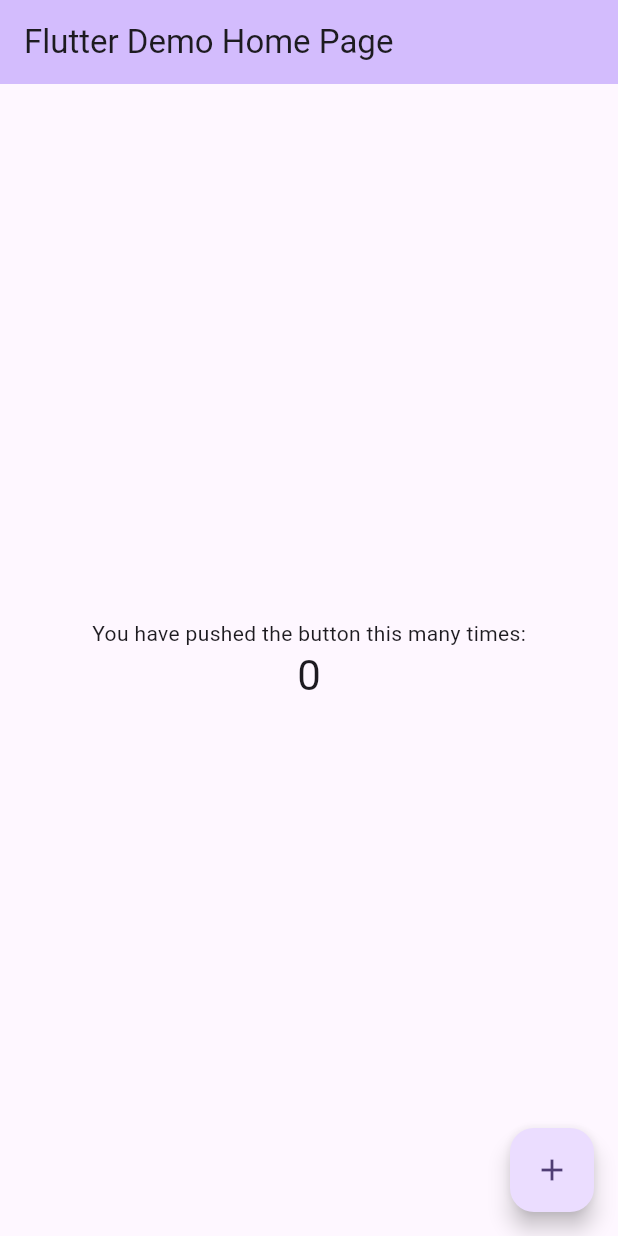
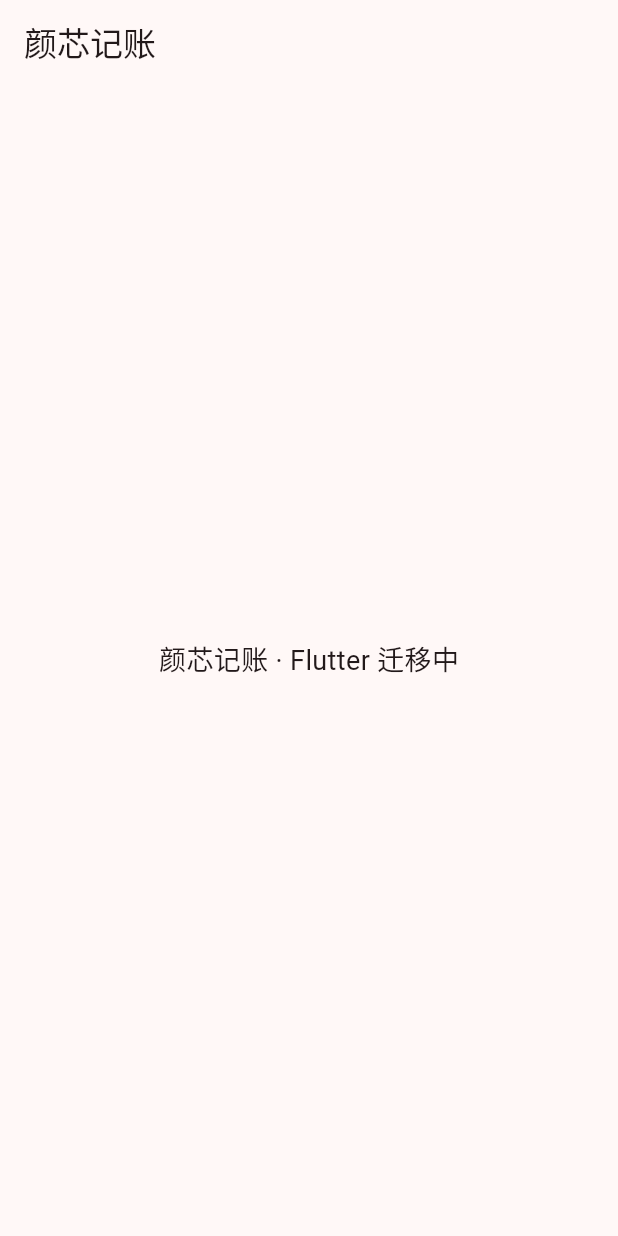
Before and after one commit to Tea-Codeman/yanxin-bookkeeping-flutter, a Flutter app: the screen it shows after launch, on a phone screen of 412 x 824 dp. Run offline on Flutter 3.47's test engine with Material 3 defaults, Android fonts, the phone set to English and light mode, and no system bars; our stand-ins replace flutter_riverpod, go_router.

Commit message:
feat: F1 骨架通过 analyze/test 门禁，固化本机环境脚本
- lib: main.dart(ProviderScope) + app.dart(go_router + 占位首页)
- test: 冒烟测试 All tests passed
- analysis_options: strict-casts/inference/raw-types + prefer_const 等
- env.sh: 收拢全部本机坑位（JDK17 / 国内镜像 / PROGRAMFILES(X86) 注入 / 测试去代理 / fx-test fx-qa）
- 版本锁死: drift 2.31.0 / drift_flutter 0.2.8 / sqlite3 2.9.4 / build_runner 2.15.1
  （sqlite3 3.x 带 C 构建钩子，无 MSVC 的 Windows 跑不了 flutter test）

```diff
--- /dev/null
+++ b/lib/app.dart
@@ -0,0 +1,49 @@
+import 'package:flutter/material.dart';
+import 'package:go_router/go_router.dart';
+
+/// 应用根：MaterialApp.router + go_router。
+///
+/// 路由表随 F4（UI 基础）逐步补齐；F1 仅放一个占位首页验证链路。
+final GoRouter _router = GoRouter(
+  initialLocation: '/',
+  routes: <RouteBase>[
+    GoRoute(
+      path: '/',
+      builder: (BuildContext context, GoRouterState state) =>
+          const _PlaceholderPage(title: '颜芯记账'),
+    ),
+  ],
+);
+
+class YanxinApp extends StatelessWidget {
+  const YanxinApp({super.key});
+
+  @override
+  Widget build(BuildContext context) {
+    return MaterialApp.router(
+      title: '颜芯记账',
+      theme: ThemeData(
+        colorScheme: ColorScheme.fromSeed(seedColor: const Color(0xFFE91E63)),
+        useMaterial3: true,
+      ),
+      routerConfig: _router,
+    );
+  }
+}
+
+/// F1 占位页：验证「能编译、能起进程、能渲染」。F4 替换为首页流水列表。
+class _PlaceholderPage extends StatelessWidget {
+  const _PlaceholderPage({required this.title});
+
+  final String title;
+
+  @override
+  Widget build(BuildContext context) {
+    return Scaffold(
+      appBar: AppBar(title: Text(title)),
+      body: const Center(
+        child: Text('颜芯记账 · Flutter 迁移中', style: TextStyle(fontSize: 18)),
+      ),
+    );
+  }
+}
--- a/lib/main.dart
+++ b/lib/main.dart
@@ -1,122 +1,8 @@
 import 'package:flutter/material.dart';
+import 'package:flutter_riverpod/flutter_riverpod.dart';
+
+import 'app.dart';
 
 void main() {
-  runApp(const MyApp());
+  runApp(const ProviderScope(child: YanxinApp()));
 }
-
-class MyApp extends StatelessWidget {
-  const MyApp({super.key});
-
-  // This widget is the root of your application.
-  @override
-  Widget build(BuildContext context) {
-    return MaterialApp(
-      title: 'Flutter Demo',
-      theme: ThemeData(
-        // This is the theme of your application.
-        //
-        // TRY THIS: Try running your application with "flutter run". You'll see
-        // the application has a purple toolbar. Then, without quitting the app,
-        // try changing the seedColor in the colorScheme below to Colors.green
-        // and then invoke "hot reload" (save your changes or press the "hot
-        // reload" button in a Flutter-supported IDE, or press "r" if you used
-        // the command line to start the app).
-        //
-        // Notice that the counter didn't reset back to zero; the application
-        // state is not lost during the reload. To reset the state, use hot
-        // restart instead.
-        //
-        // This works for code too, not just values: Most code changes can be
-        // tested with just a hot reload.
-        colorScheme: .fromSeed(seedColor: Colors.deepPurple),
-      ),
-      home: const MyHomePage(title: 'Flutter Demo Home Page'),
-    );
-  }
-}
-
-class MyHomePage extends StatefulWidget {
-  const MyHomePage({super.key, required this.title});
-
-  // This widget is the home page of your application. It is stateful, meaning
-  // that it has a State object (defined below) that contains fields that affect
-  // how it looks.
-
-  // This class is the configuration for the state. It holds the values (in this
-  // case the title) provided by the parent (in this case the App widget) and
-  // used by the build method of the State. Fields in a Widget subclass are
-  // always marked "final".
-
-  final String title;
-
-  @override
-  State<MyHomePage> createState() => _MyHomePageState();
-}
-
-class _MyHomePageState extends State<MyHomePage> {
-  int _counter = 0;
-
-  void _incrementCounter() {
-    setState(() {
-      // This call to setState tells the Flutter framework that something has
-      // changed in this State, which causes it to rerun the build method below
-      // so that the display can reflect the updated values. If we changed
-      // _counter without calling setState(), then the build method would not be
-      // called again, and so nothing would appear to happen.
-      _counter++;
-    });
-  }
-
-  @override
-  Widget build(BuildContext context) {
-    // This method is rerun every time setState is called, for instance as done
-    // by the _incrementCounter method above.
-    //
-    // The Flutter framework has been optimized to make rerunning build methods
-    // fast, so that you can just rebuild anything that needs updating rather
-    // than having to individually change instances of widgets.
-    return Scaffold(
-      appBar: AppBar(
-        // TRY THIS: Try changing the color here to a specific color (to
-        // Colors.amber, perhaps?) and trigger a hot reload to see the AppBar
-        // change color while the other colors stay the same.
-        backgroundColor: Theme.of(context).colorScheme.inversePrimary,
-        // Here we take the value from the MyHomePage object that was created by
-        // the App.build method, and use it to set our appbar title.
-        title: Text(widget.title),
-      ),
-      body: Center(
-        // Center is a layout widget. It takes a single child and positions it
-        // in the middle of the parent.
-        child: Column(
-          // Column is also a layout widget. It takes a list of children and
-          // arranges them vertically. By default, it sizes itself to fit its
-          // children horizontally, and tries to be as tall as its parent.
-          //
-          // Column has various properties to control how it sizes itself and
-          // how it positions its children. Here we use mainAxisAlignment to
-          // center the children vertically; the main axis here is the vertical
-          // axis because Columns are vertical (the cross axis would be
-          // horizontal).
-          //
-          // TRY THIS: Invoke "debug painting" (choose the "Toggle Debug Paint"
-          // action in the IDE, or press "p" in the console), to see the
-          // wireframe for each widget.
-          mainAxisAlignment: .center,
-          children: [
-            const Text('You have pushed the button this many times:'),
-            Text(
-              '$_counter',
-              style: Theme.of(context).textTheme.headlineMedium,
-            ),
-          ],
-        ),
-      ),
-      floatingActionButton: FloatingActionButton(
-        onPressed: _incrementCounter,
-        tooltip: 'Increment',
-        child: const Icon(Icons.add),
-      ),
-    );
-  }
-}
```
Also changed, not shown: analysis_options.yaml (+22 -23 lines), pubspec.yaml (+15 -22 lines), pubspec.lock (added), 5 other files.
